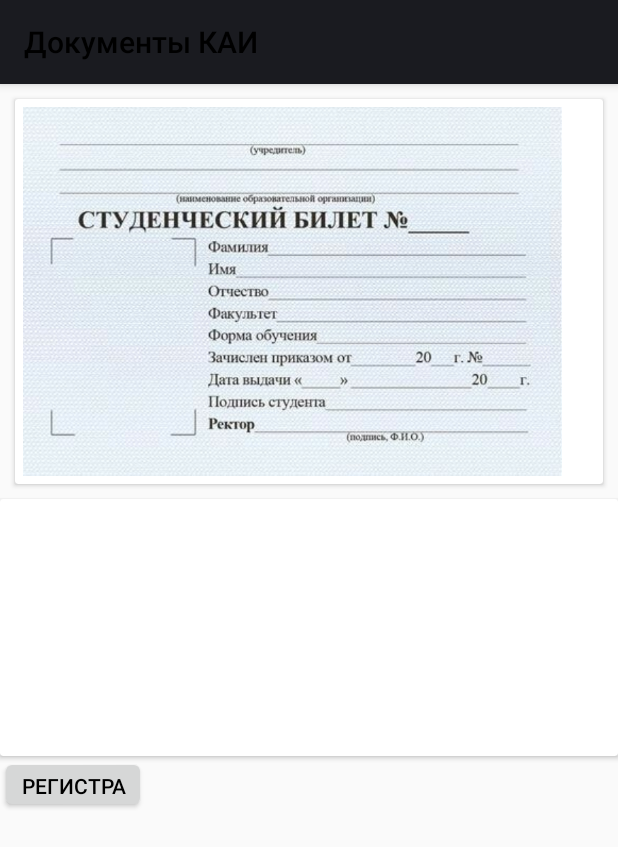
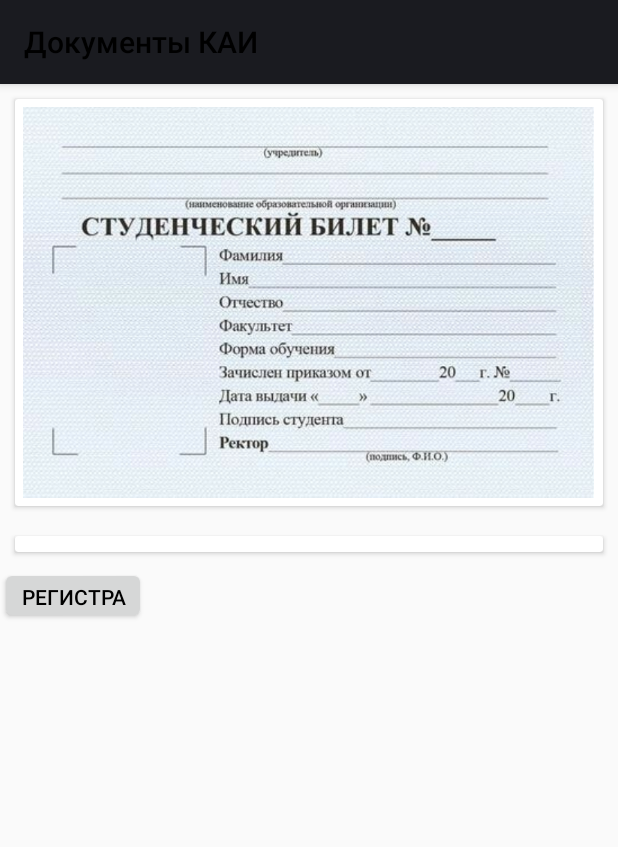
Before and after one commit to elkasvirElka/DocumentSender, an Android app: the layout history.xml on its own in the app's theme, with its tools: preview values and no code run, on a phone screen of 412 x 824 dp. Shown: the top 847 px of the screen. Run offline under Robolectric (Android 15) with nearby library versions, the phone set to English and light mode, and no system bars.

Commit message:
fix layout

```diff
--- a/app/src/main/res/layout/history.xml
+++ b/app/src/main/res/layout/history.xml
@@ -13,7 +13,8 @@
         <ImageView
             android:id="@+id/studBilet"
             android:layout_width="match_parent"
-            android:layout_height="246dp"
+            android:layout_height="wrap_content"
+            android:adjustViewBounds="true"
             android:layout_margin="5dp"
             android:contentDescription="stud bilet"
             android:scaleType="fitStart"
@@ -22,20 +23,15 @@
 
     <android.support.v7.widget.CardView
         android:layout_width="match_parent"
-        android:layout_height="wrap_content">
-
+        android:layout_height="wrap_content"
+        android:layout_margin="10dp">
         <ListView
             android:id="@+id/DocStatus"
-            android:layout_width="394dp"
-            android:layout_height="150dp"
-            android:layout_marginBottom="21dp"
-            android:layout_marginEnd="8dp"
-            android:layout_marginStart="8dp"
-            android:columnCount="3"
-            android:visibility="visible">
+            android:layout_width="wrap_content"
+            android:layout_height="wrap_content"
+            android:visibility="visible"
+            android:layout_margin="5dp">
         </ListView>
-
-
     </android.support.v7.widget.CardView>
 
 
```
